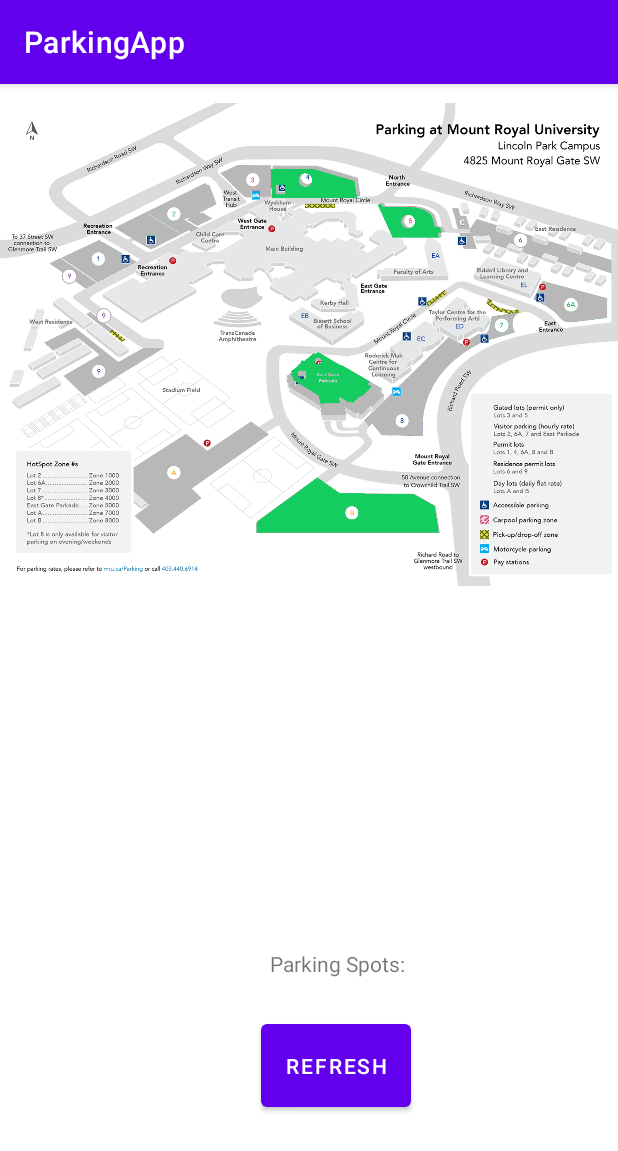
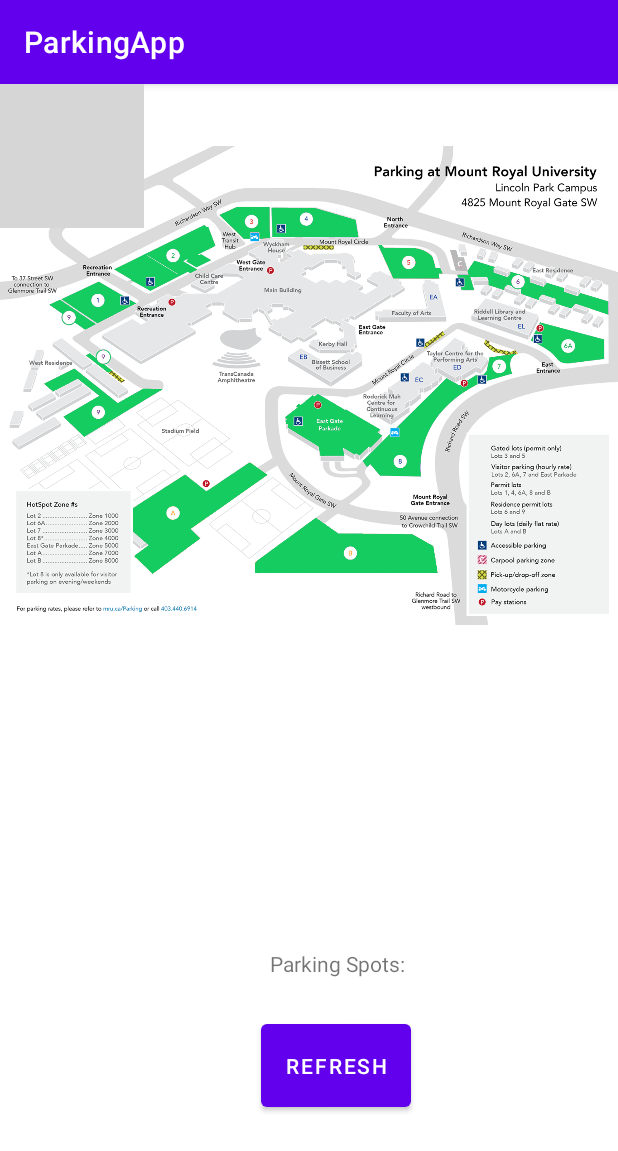
Before and after one commit to MrKai77/Calgary-Hacks-2023-Dream-Team, an Android app: the screen it shows after launch (MainActivity), on a phone screen of 412 x 824 dp. Shown: the top 1151 px of the screen. Run offline under Robolectric (Android 15) with nearby library versions, the phone set to English and light mode, and no system bars; 1 statement that could not run was skipped; grey boxes are pictures that could not be loaded.

Commit message:
added all images to frame layout

```diff
--- a/ParkingApp/app/src/main/java/com/example/parkingapp/MainActivity.java
+++ b/ParkingApp/app/src/main/java/com/example/parkingapp/MainActivity.java
@@ -9,12 +9,10 @@ import android.view.MotionEvent;
 import android.view.View;
 import android.widget.ImageView;
 import androidx.appcompat.app.AppCompatActivity;
-import android.content.res.Resources;
 
 import androidx.core.content.ContextCompat;
 import android.widget.Button;
 import android.widget.TextView;
-import android.widget.Toast;
 
 
 public class MainActivity extends AppCompatActivity {
@@ -32,7 +30,7 @@ public class MainActivity extends AppCompatActivity {
         ImageView imageViewEastGate = findViewById(R.id.eastGateParkade);
         ImageView imageViewLot4 = findViewById(R.id.parkingLot4);
         ImageView imageViewLot5 = findViewById(R.id.parkingLot5);
-        ImageView imageViewLotB = findViewById(R.id.parkingLotB);
+        ImageView imageViewLotB = findViewById(R.id.parkingLot6A);
 
         Drawable drawable = ContextCompat.getDrawable(MainActivity.this, R.drawable.eastgateparkade_green);
         Bitmap bitmap = ((BitmapDrawable) drawable).getBitmap();
--- a/ParkingApp/app/src/main/res/layout/activity_main.xml
+++ b/ParkingApp/app/src/main/res/layout/activity_main.xml
@@ -2,6 +2,7 @@
 <androidx.constraintlayout.widget.ConstraintLayout xmlns:android="http://schemas.android.com/apk/res/android"
     xmlns:app="http://schemas.android.com/apk/res-auto"
     xmlns:tools="http://schemas.android.com/tools"
+    android:id="@+id/parkingLot6A"
     android:layout_width="match_parent"
     android:layout_height="match_parent"
     tools:context=".MainActivity">
@@ -58,52 +59,177 @@
             android:layout_weight="1" />
     </LinearLayout>
 
+    <FrameLayout
+        android:id="@+id/frameLayout"
+        android:layout_width="414dp"
+        android:layout_height="402dp"
+        app:layout_constraintEnd_toEndOf="parent"
+        app:layout_constraintStart_toStartOf="parent"
+        tools:layout_editor_absoluteY="79dp">
+
         <ImageView
-        android:id="@+id/mruTemplate"
-        android:layout_width="416dp"
-        android:layout_height="347dp"
-        app:srcCompat="@drawable/campus_parking_map"
-        tools:layout_editor_absoluteY="64dp" />
+            android:id="@+id/MRU"
+            android:layout_width="wrap_content"
+            android:layout_height="wrap_content"
+            app:srcCompat="@drawable/campus_parking_map" />
 
         <ImageView
             android:id="@+id/eastGateParkade"
-        android:layout_width="344dp"
-        android:layout_height="529dp"
-        app:layout_constraintBottom_toBottomOf="@+id/mruTemplate"
-        app:layout_constraintEnd_toEndOf="@+id/mruTemplate"
-        app:layout_constraintStart_toStartOf="@+id/mruTemplate"
-        app:layout_constraintTop_toTopOf="@+id/mruTemplate"
+            android:layout_width="wrap_content"
+            android:layout_height="wrap_content"
             app:srcCompat="@drawable/eastgateparkade_green" />
 
         <ImageView
+            android:id="@+id/eastGateParkade_RED"
+            android:layout_width="wrap_content"
+            android:layout_height="wrap_content"
+            app:srcCompat="@drawable/eastgateparkade_red" />
+
+        <ImageView
+            android:id="@+id/parkingLotA"
+            android:layout_width="wrap_content"
+            android:layout_height="wrap_content"
+            app:srcCompat="@drawable/lota_green" />
+
+        <ImageView
+            android:id="@+id/parkingLotA_RED"
+            android:layout_width="wrap_content"
+            android:layout_height="wrap_content"
+            app:srcCompat="@drawable/lota_red" />
+
+        <ImageView
             android:id="@+id/parkingLotB"
-        android:layout_width="413dp"
-        android:layout_height="586dp"
-        app:layout_constraintBottom_toBottomOf="@+id/mruTemplate"
-        app:layout_constraintEnd_toEndOf="@+id/mruTemplate"
-        app:layout_constraintStart_toStartOf="@+id/mruTemplate"
-        app:layout_constraintTop_toTopOf="@+id/mruTemplate"
+            android:layout_width="wrap_content"
+            android:layout_height="wrap_content"
             app:srcCompat="@drawable/lotb_green" />
 
         <ImageView
+            android:id="@+id/parkingLotB_RED"
+            android:layout_width="wrap_content"
+            android:layout_height="wrap_content"
+            app:srcCompat="@drawable/lotb_red" />
+
+        <ImageView
+            android:id="@+id/parkingLot1"
+            android:layout_width="wrap_content"
+            android:layout_height="wrap_content"
+            app:srcCompat="@drawable/lot1_green" />
+
+        <ImageView
+            android:id="@+id/parkingLot1_RED"
+            android:layout_width="wrap_content"
+            android:layout_height="wrap_content"
+            app:srcCompat="@drawable/lot1_red" />
+
+        <ImageView
+            android:id="@+id/parkingLot2"
+            android:layout_width="wrap_content"
+            android:layout_height="wrap_content"
+            app:srcCompat="@drawable/lot2_green" />
+
+        <ImageView
+            android:id="@+id/parkingLot2_RED"
+            android:layout_width="wrap_content"
+            android:layout_height="wrap_content"
+            app:srcCompat="@drawable/lot2_red" />
+
+        <ImageView
+            android:id="@+id/parkingLot3"
+            android:layout_width="wrap_content"
+            android:layout_height="wrap_content"
+            app:srcCompat="@drawable/lot3_green" />
+
+        <ImageView
+            android:id="@+id/parkingLot3_RED"
+            android:layout_width="wrap_content"
+            android:layout_height="wrap_content"
+            app:srcCompat="@drawable/lot3_red" />
+
+        <ImageView
             android:id="@+id/parkingLot4"
-        android:layout_width="411dp"
-        android:layout_height="555dp"
-        app:layout_constraintBottom_toBottomOf="@+id/mruTemplate"
-        app:layout_constraintEnd_toEndOf="parent"
-        app:layout_constraintStart_toStartOf="@+id/mruTemplate"
-        app:layout_constraintTop_toTopOf="@+id/mruTemplate"
+            android:layout_width="wrap_content"
+            android:layout_height="wrap_content"
             app:srcCompat="@drawable/lot4_green" />
 
         <ImageView
+            android:id="@+id/parkingLot4_RED"
+            android:layout_width="wrap_content"
+            android:layout_height="wrap_content"
+            app:srcCompat="@drawable/lot4_red" />
+
+        <ImageView
             android:id="@+id/parkingLot5"
-        android:layout_width="415dp"
-        android:layout_height="544dp"
-        app:layout_constraintBottom_toBottomOf="@+id/mruTemplate"
-        app:layout_constraintEnd_toEndOf="parent"
-        app:layout_constraintStart_toStartOf="@+id/mruTemplate"
-        app:layout_constraintTop_toTopOf="@+id/mruTemplate"
+            android:layout_width="wrap_content"
+            android:layout_height="wrap_content"
             app:srcCompat="@drawable/lot5_green" />
+
+        <ImageView
+            android:id="@+id/parkingLot5_RED"
+            android:layout_width="wrap_content"
+            android:layout_height="wrap_content"
+            app:srcCompat="@drawable/lot5_red" />
+
+        <ImageView
+            android:id="@+id/parkingLot6"
+            android:layout_width="wrap_content"
+            android:layout_height="wrap_content"
+            app:srcCompat="@drawable/lot6_green" />
+
+        <ImageView
+            android:id="@+id/parkingLot6_RED"
+            android:layout_width="wrap_content"
+            android:layout_height="wrap_content"
+            app:srcCompat="@drawable/lot6_red" />
+
+        <ImageView
+            android:id="@+id/parkingLot6A"
+            android:layout_width="wrap_content"
+            android:layout_height="wrap_content"
+            app:srcCompat="@drawable/lot6a_green" />
+
+        <ImageView
+            android:id="@+id/parkingLot6A_RED"
+            android:layout_width="wrap_content"
+            android:layout_height="wrap_content"
+            app:srcCompat="@drawable/lot6a_red" />
+
+        <ImageView
+            android:id="@+id/parkingLot7"
+            android:layout_width="wrap_content"
+            android:layout_height="wrap_content"
+            app:srcCompat="@drawable/lot7_green" />
+
+        <ImageView
+            android:id="@+id/parkingLot7_RED"
+            android:layout_width="wrap_content"
+            android:layout_height="wrap_content"
+            app:srcCompat="@drawable/lot7_red" />
+
+        <ImageView
+            android:id="@+id/parkingLot8"
+            android:layout_width="wrap_content"
+            android:layout_height="wrap_content"
+            app:srcCompat="@drawable/lot8_green" />
+
+        <ImageView
+            android:id="@+id/parkingLot8_RED"
+            android:layout_width="wrap_content"
+            android:layout_height="wrap_content"
+            app:srcCompat="@drawable/lot8_red" />
+
+        <ImageView
+            android:id="@+id/parkingLot9"
+            android:layout_width="wrap_content"
+            android:layout_height="wrap_content"
+            app:srcCompat="@drawable/lot9_green" />
+
+        <ImageView
+            android:id="@+id/parkingLot9_RED"
+            android:layout_width="wrap_content"
+            android:layout_height="wrap_content"
+            app:srcCompat="@drawable/lot9_red" />
+
+    </FrameLayout>
 
     <!--    <ImageView-->
     <!--        android:id="@+id/eastParkade"-->
```
Lines whose indentation alone changed are shown as unchanged.
